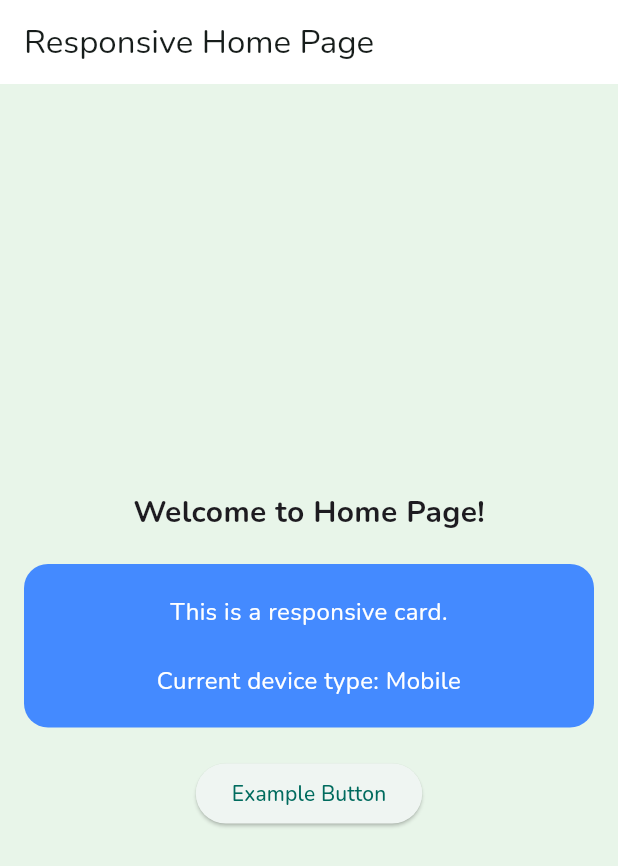
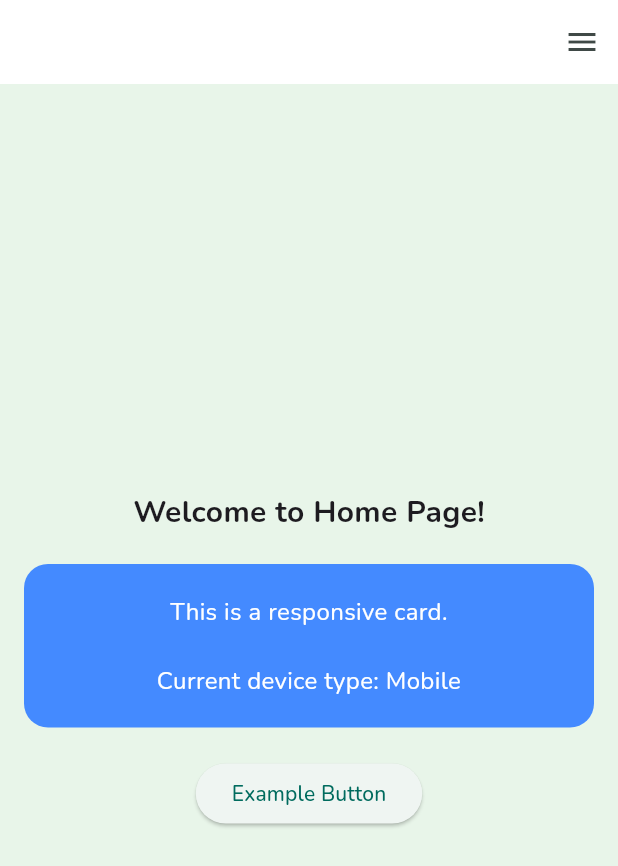
Before and after one commit to app-dev-nazmul/electrical-tools, a Flutter app: the screen it shows after launch, on a phone screen of 412 x 824 dp. Shown: the top 866 px of the screen. Run offline on Flutter 3.47's test engine with Material 3 defaults, Android fonts, the light colour scheme and no system bars; our stand-ins replace get, get_it, google_fonts, injectable, responsive_framework.

Commit message:
features: mobile and desktop friendly drawer

```diff
--- a/lib/presentation/pages/home.dart
+++ b/lib/presentation/pages/home.dart
@@ -1,3 +1,4 @@
+import 'package:electrical_tools/presentation/widgets/header_menu.dart';
 import 'package:flutter/material.dart';
 import 'package:responsive_framework/responsive_framework.dart';
 
@@ -11,9 +12,7 @@ class HomePage extends StatelessWidget {
     bool isDesktop = ResponsiveBreakpoints.of(context).isDesktop;
 
     return Scaffold(
-      appBar: AppBar(
-        title: const Text('Responsive Home Page'),
-      ),
+      appBar: HeaderMenu(),
       body: Center(
         child: Padding(
           padding: const EdgeInsets.all(16.0),
--- /dev/null
+++ b/lib/presentation/widgets/header_menu.dart
@@ -0,0 +1,88 @@
+import 'package:flutter/material.dart';
+import 'package:get/get.dart';
+import '../../core/routes/app_routes.dart';
+import '../../presentation/controller/theme_controller.dart';
+import 'package:responsive_framework/responsive_framework.dart';
+import 'package:get/get.dart' as getx;
+import 'package:responsive_framework/responsive_framework.dart' as rf;
+
+/*
+class HeaderMenu extends StatelessWidget implements PreferredSizeWidget {
+  HeaderMenu({super.key});
+
+  final themeController = Get.find<ThemeController>();
+
+  @override
+  Widget build(BuildContext context) {
+    return AppBar(
+      title: const Text('Electrical Tools'),
+      actions: [
+        TextButton(
+          onPressed: () => Get.toNamed(AppRoutes.home),
+          child: const Text('Home', style: TextStyle(color: Colors.white)),
+        ),
+        TextButton(
+          onPressed: () => Get.toNamed(AppRoutes.home),
+          child: const Text('Tools', style: TextStyle(color: Colors.white)),
+        ),
+        Obx(() => IconButton(
+          icon: Icon(
+            themeController.isDarkMode ? Icons.light_mode : Icons.dark_mode,
+          ),
+          onPressed: () {
+            themeController.toggleTheme();
+          },
+        )),
+      ],
+    );
+  }
+
+  @override
+  Size get preferredSize => const Size.fromHeight(kToolbarHeight);
+}*/
+
+
+class HeaderMenu extends StatelessWidget implements PreferredSize {
+  const HeaderMenu({super.key});
+
+  @override
+  Widget build(BuildContext context) {
+    return AppBar(
+      actions: [
+        ...ResponsiveValue<List<Widget>>(
+          context,
+          defaultValue: _buildMenuItems(context),
+          conditionalValues: [
+            rf.Condition.equals(
+              name: MOBILE,
+              value: <Widget>[
+                IconButton(onPressed: (){}, icon: Icon(Icons.menu))
+              ],
+            ),
+          ],
+        ).value,
+      ],
+    );
+  }
+
+  List<Widget> _buildMenuItems(BuildContext context) {
+    return [
+      TextButton(
+        onPressed: () => {},
+        child: Text('Home', style: TextStyle(color: Colors.black)),
+      ),
+      TextButton(
+        onPressed: () =>{},
+        child: Text('About', style: TextStyle(color: Colors.black)),
+      ),
+    ];
+  }
+
+  @override
+  // TODO: implement preferredSize
+  Size get preferredSize => const Size.fromHeight(kToolbarHeight);
+
+  @override
+  // TODO: implement child
+  Widget get child => throw UnimplementedError();
+}
```
